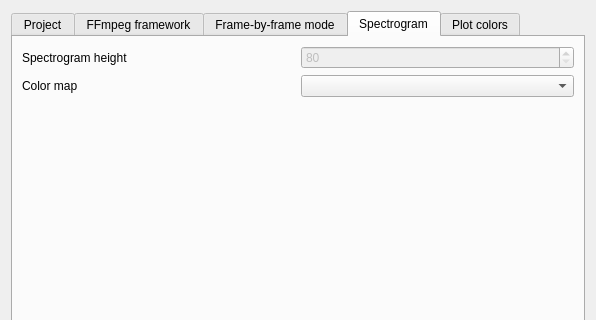
Above: src/preferences.ui from olivierfriard/BORIS before the change; both pictures show x 0 to 596 and y 0 to 320 of the 596 by 525 pixel window. Below: the same form after it.
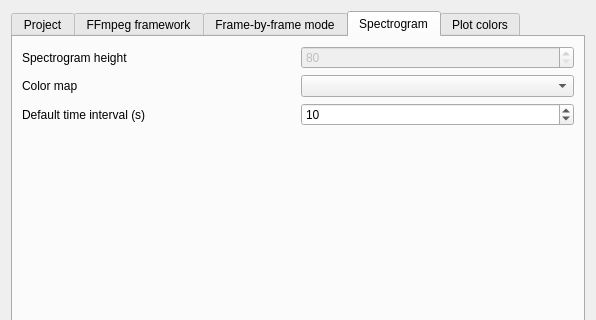
That is the form after the change.

Commit message: add intervals control to spectrogram window

The edit to the form file:
```diff
--- a/src/preferences.ui
+++ b/src/preferences.ui
@@ -388,8 +388,6 @@
         <attribute name="title">
          <string>Spectrogram</string>
         </attribute>
-        <layout class="QVBoxLayout" name="verticalLayout_9">
-         <item>
           <layout class="QVBoxLayout" name="verticalLayout_8">
            <item>
             <layout class="QHBoxLayout" name="horizontalLayout_6">
@@ -435,6 +433,30 @@
              </item>
             </layout>
            </item>
+         <item>
+          <layout class="QHBoxLayout" name="horizontalLayout_10">
+           <item>
+            <widget class="QLabel" name="label_12">
+             <property name="text">
+              <string>Default time interval (s)</string>
+             </property>
+            </widget>
+           </item>
+           <item>
+            <widget class="QSpinBox" name="sb_time_interval">
+             <property name="minimum">
+              <number>2</number>
+             </property>
+             <property name="maximum">
+              <number>360</number>
+             </property>
+             <property name="value">
+              <number>10</number>
+             </property>
+            </widget>
+           </item>
+          </layout>
+         </item>
            <item>
             <spacer name="verticalSpacer_3">
              <property name="orientation">
@@ -443,12 +465,10 @@
              <property name="sizeHint" stdset="0">
               <size>
                <width>20</width>
-               <height>40</height>
+             <height>319</height>
               </size>
              </property>
             </spacer>
-           </item>
-          </layout>
          </item>
         </layout>
        </widget>
```
Lines whose indentation alone changed are shown as unchanged. The commit also changes 5 other files.
